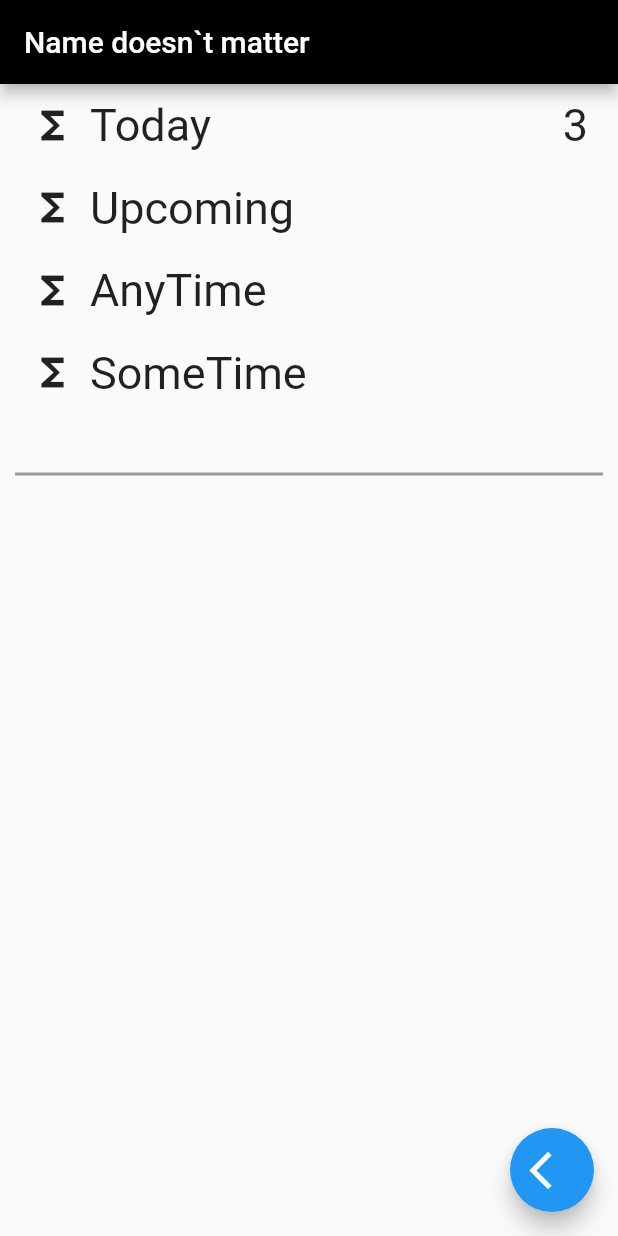
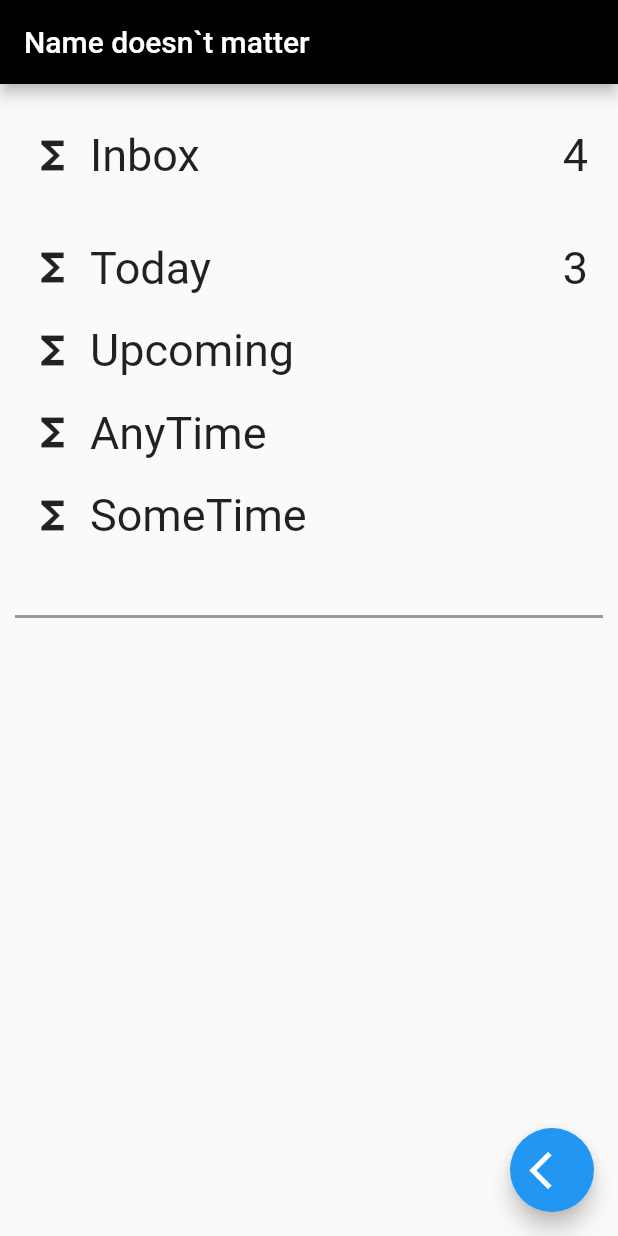
Before and after one commit to Great-TODO-dev/Great-TODO, a Flutter app: the screen it shows after launch, on a phone screen of 412 x 824 dp. Run offline on Flutter 3.47's test engine with Material 2 defaults, Android fonts, the light colour scheme and no system bars.

Commit message:
Наметил на главной станице заголовок и на вкладке сегодня также заголовок

```diff
--- a/mobile_app/lib/HomePage/HomePage.dart
+++ b/mobile_app/lib/HomePage/HomePage.dart
@@ -1,5 +1,6 @@
 import 'package:flutter/material.dart';
 
+import './InboxSection.dart';
 import './section.dart';
 import '../Locals/locals.dart';
 
@@ -23,6 +24,7 @@ class HomePage extends StatelessWidget {
         ),
         body: ListView(
           children: [
+            InboxSection(Locals.inbox, 4),
             Section(Locals.today, '3'),
             Section(Locals.upComing),
             Section(Locals.anyTime),
@@ -40,6 +42,7 @@ class HomePage extends StatelessWidget {
   }
 }
 
+// var deviceSize = MediaQuery.of(context).size;
 
 class DarkLine extends CustomPainter {
   @override
--- /dev/null
+++ b/mobile_app/lib/HomePage/InboxSection.dart
@@ -0,0 +1,57 @@
+import 'package:flutter/material.dart';
+import 'package:flutter/widgets.dart';
+
+class InboxSection extends StatefulWidget {
+  final String sectionName;
+  int count;
+  InboxSection(this.sectionName, this.count);
+
+  @override
+  State<StatefulWidget> createState() {
+    return _InboxSectionState(sectionName, count);
+  }
+}
+
+class _InboxSectionState extends State<InboxSection> {
+  final String sectionName;
+  int count;
+  _InboxSectionState(this.sectionName, this.count);
+
+  @override
+  Widget build(BuildContext context) {
+    return GestureDetector(
+      onDoubleTap: () {
+        Navigator.pushNamed(context, '/todayTab');
+      },
+      child: Container(
+        margin: EdgeInsets.only(left: 20.0, right: 20.0, top: 30.0, bottom: 30.0),
+        child: Row(
+          children: [
+            Expanded(
+              child: Row(
+                children: [
+                  Icon(
+                    Icons.functions,
+                    color: Colors.black87,
+                    size: 30,
+                  ),
+                  Container(
+                    margin: EdgeInsets.only(left: 10.0),
+                    child: Text(
+                      sectionName,
+                      style: TextStyle(fontSize: 30),
+                    ),
+                  )
+                ],
+              ),
+            ),
+            Text(
+              count.toString(),
+              style: TextStyle(fontSize: 30),
+            )
+          ],
+        ),
+      ),
+    );
+  }
+}
--- a/mobile_app/lib/Locals/locals.dart
+++ b/mobile_app/lib/Locals/locals.dart
@@ -3,6 +3,7 @@ class Locals {
   static const _upComing = 'Upcoming';
   static const _anyTime = 'AnyTime';
   static const _someTime = 'SomeTime';
+  static const _inbox = 'Inbox';
   Locals();
 
   static String get today => _todaySection;
@@ -12,4 +13,6 @@ class Locals {
   static String get anyTime => _anyTime;
 
   static String get someTime => _someTime;
+
+  static String get inbox => _inbox;
 }
--- a/mobile_app/lib/main.dart
+++ b/mobile_app/lib/main.dart
@@ -1,5 +1,5 @@
 import 'package:flutter/material.dart';
-import './TodayTab/TodayTab.dart';
+import './Tabs/TodayTab/TodayTab.dart';
 import './HomePage/HomePage.dart';
 import './Stores/MainStore.dart';
 
```
Also changed, not shown: mobile_app/lib/Tabs/TodayTab/TodayTab.dart (renamed from mobile_app/lib/TodayTab/TodayTab.dart, +11 -5 lines), mobile_app/lib/Tabs/TodayTab/TodayTitle.dart (added, +36 -0 lines).
